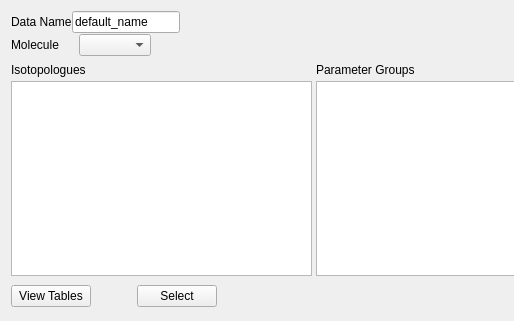
The window that layouts/fetch_widget.ui (hitranonline/hapiest) describes before a commit, drawn with Qt 5; both pictures show x 0 to 514 and y 0 to 321 of the 933 by 321 pixel window.
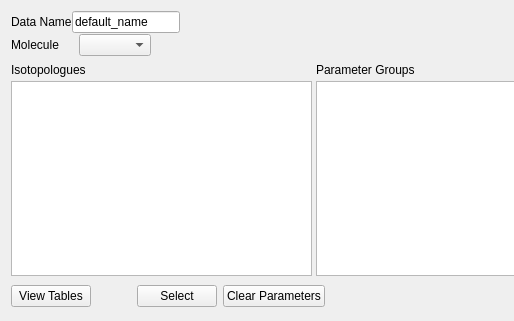
The same window after the commit.

Commit message: New Clear Paramters button and parameters now update when parent group checked

Patch:
```diff
--- a/layouts/fetch_widget.ui
+++ b/layouts/fetch_widget.ui
@@ -476,6 +476,13 @@
        </property>
       </widget>
      </item>
+     <item>
+      <widget class="QPushButton" name="clear_param_button">
+       <property name="text">
+        <string>Clear Parameters</string>
+       </property>
+      </widget>
+     </item>
      <item>
       <spacer name="horizontalSpacer_8">
        <property name="orientation">
```
The commit also changes 1 other file.
